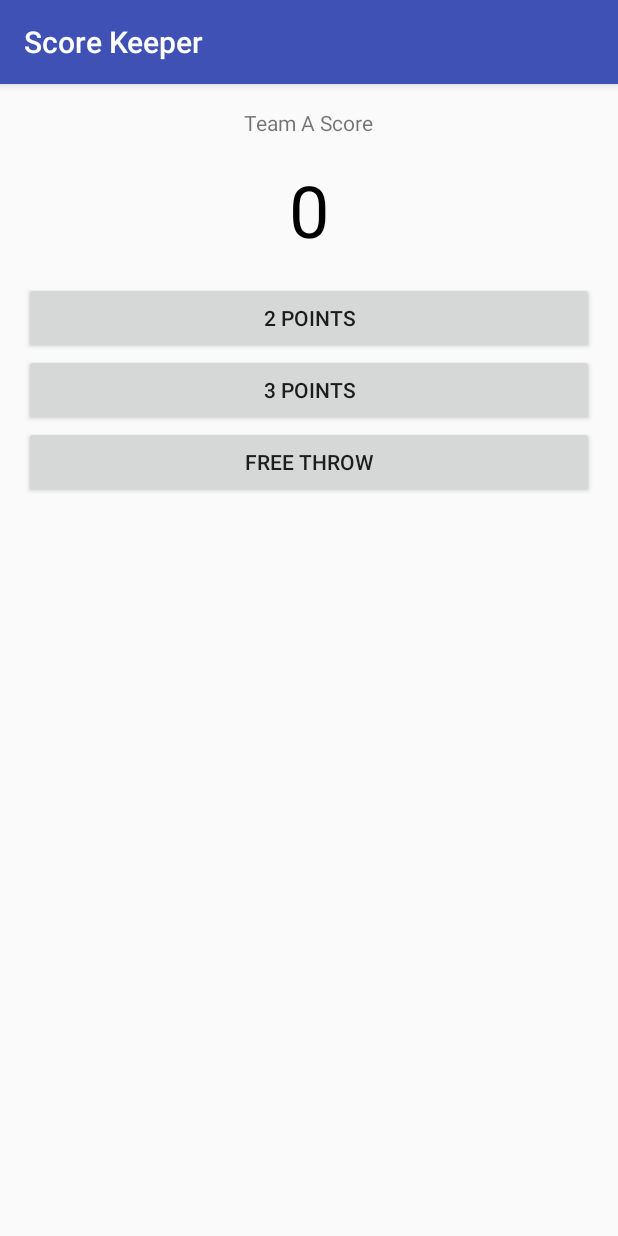
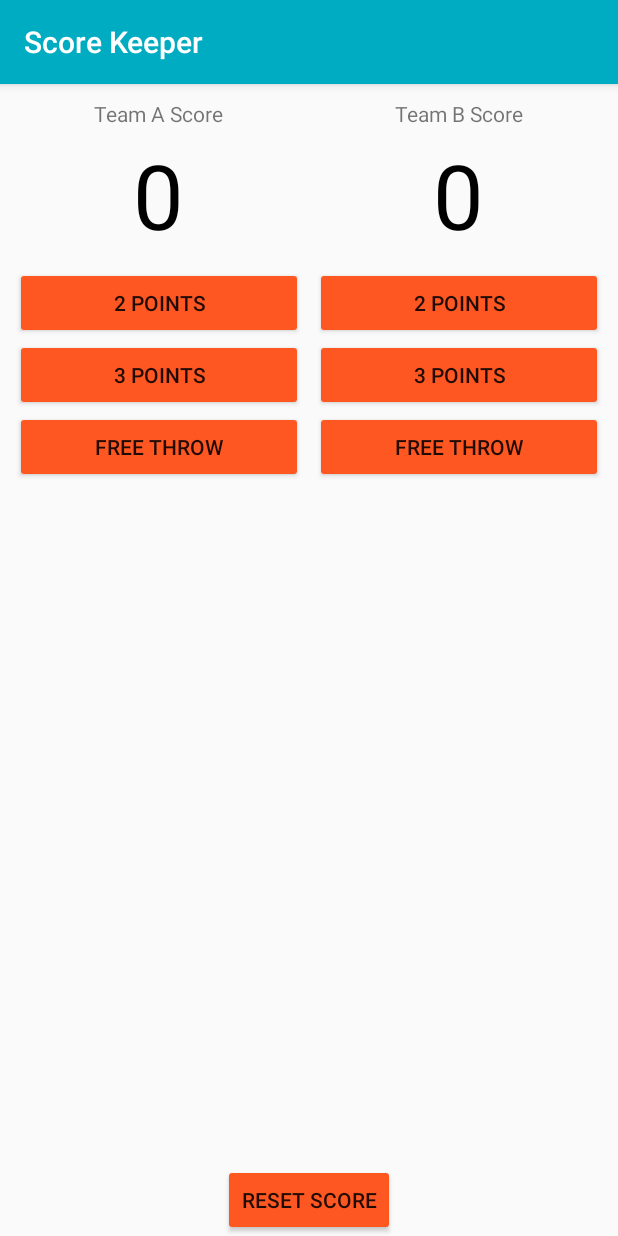
Before and after one commit to agustinfz/score-keeper, an Android app: the screen it shows after launch (MainActivity), on a phone screen of 412 x 824 dp. Run offline under Robolectric (Android 15) with nearby library versions, the phone set to English and light mode, and no system bars.

Commit message:
Final build for submission to Udacity

```diff
--- a/app/src/main/java/works/agus/scorekeeper/MainActivity.java
+++ b/app/src/main/java/works/agus/scorekeeper/MainActivity.java
@@ -8,6 +8,7 @@ import android.widget.TextView;
 public class MainActivity extends AppCompatActivity {
 
     int teamAScore = 0;
+    int teamBScore = 0;
 
     @Override
     protected void onCreate(Bundle savedInstanceState) {
@@ -30,8 +31,35 @@ public class MainActivity extends AppCompatActivity {
         displayScoreA(teamAScore);
     }
 
+    public void teamB2points (View view){
+        teamBScore = teamBScore + 2;
+        displayScoreB(teamBScore);
+    }
+
+    public void teamB3points (View view) {
+        teamBScore = teamBScore + 3;
+        displayScoreB(teamBScore);
+    }
+
+    public void teamB1point (View view) {
+        teamBScore = teamBScore + 1;
+        displayScoreB (teamBScore);
+    }
+
+    public void resetScore (View view){
+        teamAScore = 0;
+        teamBScore = 0;
+        displayScoreA (teamAScore);
+        displayScoreB (teamBScore);
+    }
+
     private void displayScoreA (int number){
         TextView scoreATextView = (TextView) findViewById(R.id.team_a_score);
         scoreATextView.setText("" + number);
     }
+
+    private void displayScoreB (int number){
+        TextView scoreATextView = (TextView) findViewById(R.id.team_b_score);
+        scoreATextView.setText("" + number);
+    }
 }
--- a/app/src/main/res/layout/activity_main.xml
+++ b/app/src/main/res/layout/activity_main.xml
@@ -11,13 +11,15 @@
         android:layout_width="match_parent"
         android:layout_height="wrap_content"
         android:orientation="horizontal"
-        android:layout_margin="16dp">
+        android:layout_margin="10dp">
 
         <LinearLayout
-            android:layout_width="match_parent"
-            android:layout_height="match_parent"
+            android:layout_width="0dp"
+            android:layout_height="wrap_content"
             android:orientation="vertical"
-            android:gravity="center">
+            android:paddingRight="4dp"
+            android:gravity="center"
+            android:layout_weight="1">
 
             <TextView
                 android:layout_width="wrap_content"
@@ -28,9 +30,9 @@
                 android:id="@+id/team_a_score"
                 android:layout_width="wrap_content"
                 android:layout_height="wrap_content"
-                android:paddingTop="16dp"
-                android:paddingBottom="16dp"
-                android:textSize="48dp"
+                android:paddingTop="4dp"
+                android:paddingBottom="8dp"
+                android:textSize="60sp"
                 android:textColor="#000000"
                 android:text="0"/>
 
@@ -52,5 +54,54 @@
 
         </LinearLayout>
 
+        <LinearLayout
+            android:layout_width="0dp"
+            android:layout_height="wrap_content"
+            android:orientation="vertical"
+            android:paddingLeft="4dp"
+            android:layout_weight="1"
+            android:gravity="center">
+
+            <TextView
+                android:layout_width="wrap_content"
+                android:layout_height="wrap_content"
+                android:text="Team B Score"/>
+
+            <TextView
+                android:id="@+id/team_b_score"
+                android:layout_width="wrap_content"
+                android:layout_height="wrap_content"
+                android:paddingTop="4dp"
+                android:paddingBottom="8dp"
+                android:textSize="60sp"
+                android:textColor="#000000"
+                android:text="0"/>
+
+            <Button
+                android:layout_width="match_parent"
+                android:layout_height="wrap_content"
+                android:text="2 points"
+                android:onClick="teamB2points"/>
+            <Button
+                android:layout_width="match_parent"
+                android:layout_height="wrap_content"
+                android:text="3 points"
+                android:onClick="teamB3points"/>
+            <Button
+                android:layout_width="match_parent"
+                android:layout_height="wrap_content"
+                android:text="Free Throw"
+                android:onClick="teamB1point"/>
+
+        </LinearLayout>
+
     </LinearLayout>
+
+    <Button
+        android:layout_width="wrap_content"
+        android:layout_height="wrap_content"
+        android:text="Reset Score"
+        android:layout_alignParentBottom="true"
+        android:layout_centerInParent="true"
+        android:onClick="resetScore"/>
 </RelativeLayout>
--- a/app/src/main/res/values/styles.xml
+++ b/app/src/main/res/values/styles.xml
@@ -3,9 +3,10 @@
     <!-- Base application theme. -->
     <style name="AppTheme" parent="Theme.AppCompat.Light.DarkActionBar">
         <!-- Customize your theme here. -->
-        <item name="colorPrimary">@color/colorPrimary</item>
+        <item name="colorPrimary">#00ACC1</item>
         <item name="colorPrimaryDark">@color/colorPrimaryDark</item>
-        <item name="colorAccent">@color/colorAccent</item>
+        <item name="colorAccent">#80DEEA</item>
+        <item name="colorButtonNormal">#FF5722</item>
     </style>
 
 </resources>
```
